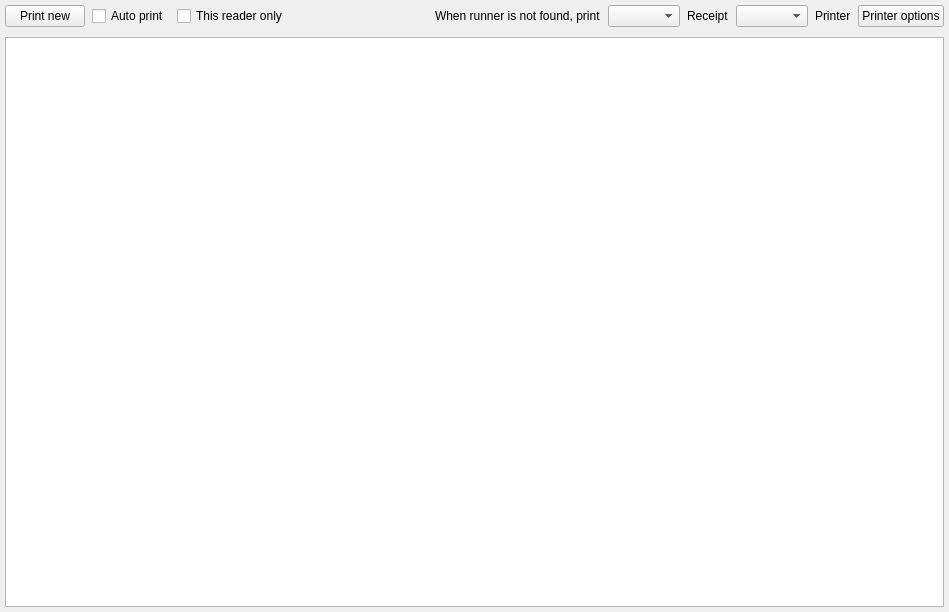
Above: quickevent/app/quickevent/plugins/Receipts/src/receiptswidget.ui from Quick-Event/quickbox before the change. Below: the same form after it.
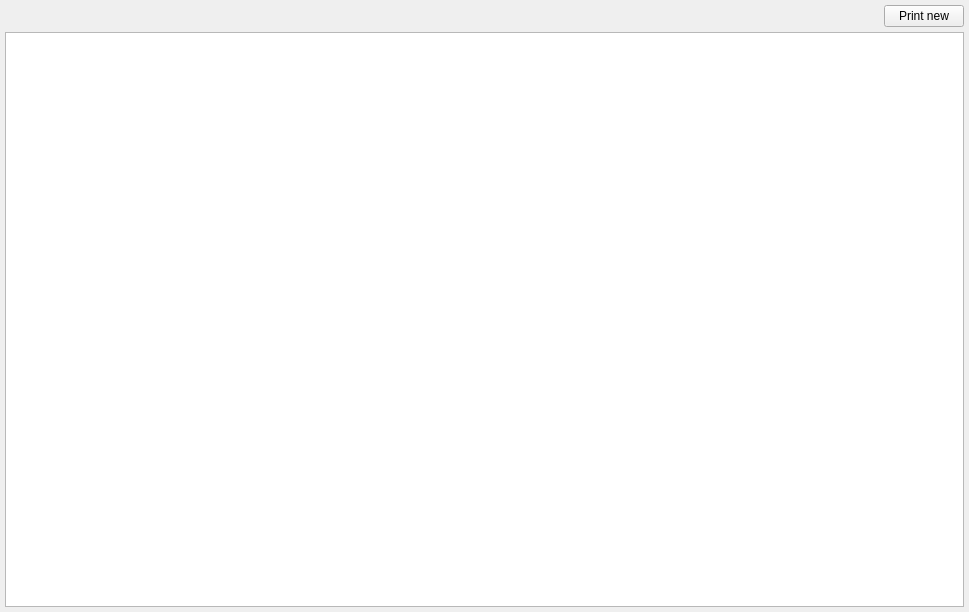
That is the form after the change. Custom widgets are drawn as their Qt base class.

Commit message: Receipts settings centralized

```diff
--- a/quickevent/app/quickevent/plugins/Receipts/src/receiptswidget.ui
+++ b/quickevent/app/quickevent/plugins/Receipts/src/receiptswidget.ui
@@ -6,7 +6,7 @@
    <rect>
     <x>0</x>
     <y>0</y>
-    <width>949</width>
+    <width>969</width>
     <height>612</height>
    </rect>
   </property>
@@ -35,29 +35,15 @@
       <number>7</number>
      </property>
      <item>
-      <widget class="QPushButton" name="btPrintNew">
-       <property name="text">
-        <string>Print new</string>
+      <widget class="qf::qmlwidgets::TableViewToolBar" name="tblPrintJobsTB" native="true">
+       <property name="enabled">
+        <bool>true</bool>
        </property>
-      </widget>
-     </item>
-     <item>
-      <widget class="QCheckBox" name="chkAutoPrint">
-       <property name="toolTip">
-        <string>Automatically print receipt when the card is read.</string>
-       </property>
-       <property name="text">
-        <string>Auto print</string>
-       </property>
-      </widget>
-     </item>
-     <item>
-      <widget class="QCheckBox" name="chkThisReaderOnly">
-       <property name="toolTip">
-        <string>Print only cards read on this application card reader.</string>
-       </property>
-       <property name="text">
-        <string>This reader only</string>
+       <property name="minimumSize">
+        <size>
+         <width>10</width>
+         <height>0</height>
+        </size>
        </property>
       </widget>
      </item>
@@ -75,48 +61,14 @@
       </spacer>
      </item>
      <item>
-      <widget class="QLabel" name="label_3">
+      <widget class="QPushButton" name="btPrintNew">
        <property name="text">
-        <string>When runner is not found, print</string>
-       </property>
-      </widget>
-     </item>
-     <item>
-      <widget class="QComboBox" name="lstNotFound"/>
-     </item>
-     <item>
-      <widget class="QLabel" name="label_2">
-       <property name="text">
-        <string>Receipt</string>
-       </property>
-      </widget>
-     </item>
-     <item>
-      <widget class="QComboBox" name="lstReceipt"/>
-     </item>
-     <item>
-      <widget class="QLabel" name="label">
-       <property name="text">
-        <string>Printer</string>
-       </property>
-      </widget>
-     </item>
-     <item>
-      <widget class="QPushButton" name="btPrinterOptions">
-       <property name="text">
-        <string>Printer options</string>
+        <string>Print new</string>
        </property>
       </widget>
      </item>
     </layout>
    </item>
-   <item>
-    <widget class="qf::qmlwidgets::TableViewToolBar" name="tblPrintJobsTB" native="true">
-     <property name="enabled">
-      <bool>true</bool>
-     </property>
-    </widget>
-   </item>
    <item>
     <widget class="qf::qmlwidgets::TableView" name="tblCards"/>
    </item>
```
Left out of the diff: 5 changed lines with no effect on the pictures. The commit also changes 24 other files.
